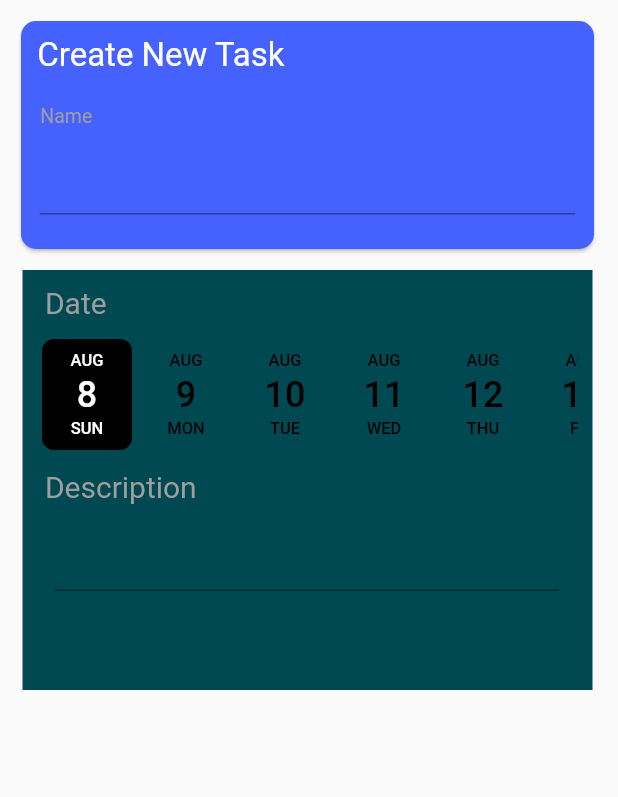
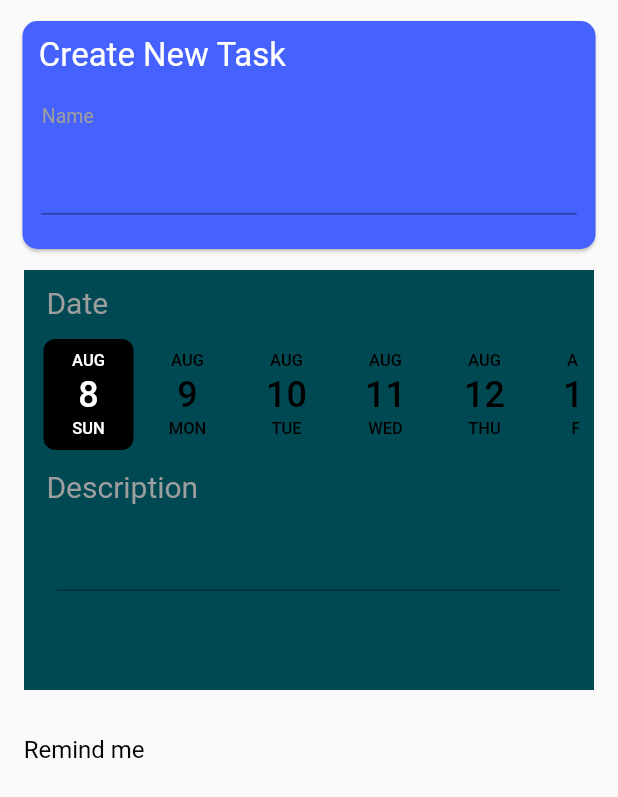
Before and after one commit to zdravkostanin1/tasklist, a Flutter app: the screen it shows after launch, after a tap on the "add" icon, on a phone screen of 412 x 824 dp. Shown: the top 797 px of the screen. Run offline on Flutter 3.47's test engine with Material 2 defaults, Android fonts, the phone set to English and light mode, and no system bars; drawn by our look-alikes of date_picker_timeline; our stand-ins replace animated_bottom_navigation_bar; missing offline and left inert: calendar_appbar.

Commit message:
Added a Text Widget with the text 'Remind me', within a Row. Added a SizedBox as well for spacing between.

```diff
--- a/lib/CreateTaskScreen.dart
+++ b/lib/CreateTaskScreen.dart
@@ -159,6 +159,21 @@ class _CreateTaskState extends State<CreateTask> {
                 ],
               ),
             ),
+
+            /// Sized Box for space
+            SizedBox(
+              height: 30.0,
+            ),
+
+            /// Row for the Text Widget, and Toggle Button
+            Row(
+              children: [
+                Text(
+                  '    Remind me',
+                  style: TextStyle(fontSize: 16.0, color: Colors.black),
+                ),
+              ],
+            ),
           ],
         ),
       ),
```
